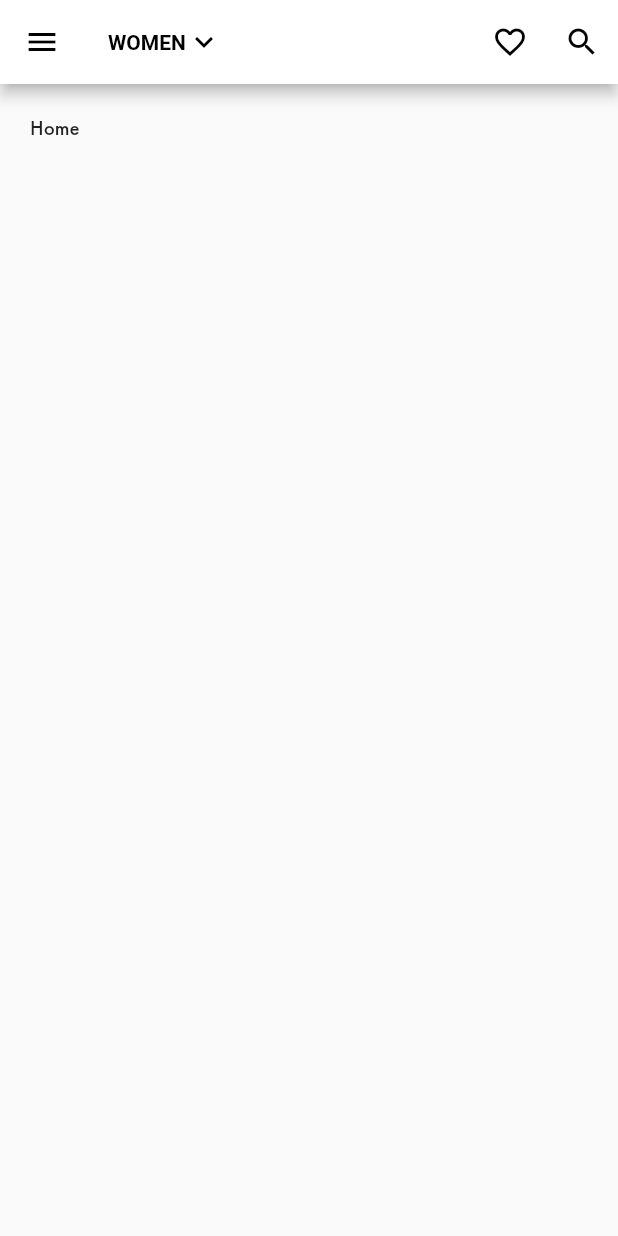
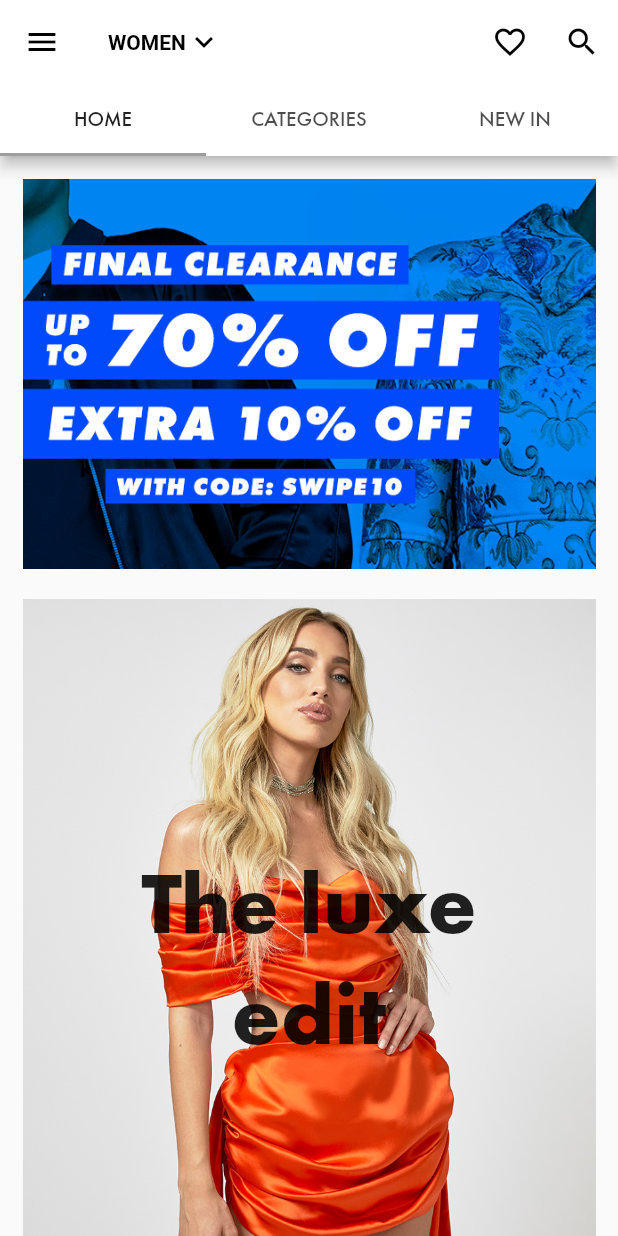
Before and after one commit to GuilhermeVendramini/asos-ui, a Flutter app: the screen it shows after launch, after a tap on "WOMEN", on a phone screen of 412 x 824 dp. Run offline on Flutter 3.47's test engine with Material 2 defaults, Android fonts, the light colour scheme and no system bars; our stand-ins replace video_player.

Commit message:
Home Screen

```diff
--- a/lib/app/screens/home.dart
+++ b/lib/app/screens/home.dart
@@ -1,5 +1,5 @@
-import 'package:asos_ui/app/widgets/components/buildAppBar.dart';
-import 'package:asos_ui/app/widgets/components/drawer/buildDrawer.dart';
+import 'package:asos_ui/app/widgets/components/home/homeLuxeBox.dart';
+import 'package:asos_ui/app/widgets/components/home/homeSaleBanner.dart';
 import 'package:flutter/material.dart';
 
 class HomeScreen extends StatefulWidget {
@@ -10,24 +10,23 @@ class HomeScreen extends StatefulWidget {
 class _HomeScreenState extends State<HomeScreen> {
   @override
   Widget build(BuildContext context) {
-    return WillPopScope(
-      onWillPop: () async {
-        return true;
-      },
-      child: Scaffold(
-        drawer: buildDrawer(context),
-        appBar: buildAppBar(context),
-        body: SingleChildScrollView(
-          child: _main(),
-        ),
-      ),
+    return SingleChildScrollView(
+      child: _main(),
     );
   }
 
   Widget _main() {
     return Container(
-      padding: EdgeInsets.all(20.0),
-      child: Text('Home'),
+      padding: EdgeInsets.all(15.0),
+      child: Column(
+        children: <Widget>[
+          homeSaleBanner(context),
+          SizedBox(
+            height: 20.0,
+          ),
+          homeLuxeBox(context),
+        ],
+      ),
     );
   }
 }
--- a/lib/app/screens/intro.dart
+++ b/lib/app/screens/intro.dart
@@ -1,4 +1,4 @@
-import 'package:asos_ui/app/screens/home.dart';
+import 'package:asos_ui/app/screens/main.dart';
 import 'package:asos_ui/app/screens/settings.dart';
 import 'package:flutter/material.dart';
 import 'package:video_player/video_player.dart';
@@ -17,8 +17,7 @@ class _IntroScreenState extends State<IntroScreen> {
   @override
   void initState() {
     super.initState();
-    _controller = VideoPlayerController.network(
-        'https://video.asos-media.com/products/ASOS/_media_/6b2/6b25d75a-ef03-41ae-86cf-3a7a019d8c96.mp4')
+    _controller = VideoPlayerController.asset('assets/videos/intro.mp4')
       ..play()
       ..setLooping(true)
       ..initialize().then((_) {
@@ -236,7 +235,7 @@ class _IntroScreenState extends State<IntroScreen> {
 
   void _goToHome() {
     Route route = MaterialPageRoute(
-      builder: (context) => HomeScreen(),
+      builder: (context) => MainScreen(),
     );
     Navigator.push(context, route);
   }
--- /dev/null
+++ b/lib/app/screens/main.dart
@@ -0,0 +1,34 @@
+import 'package:asos_ui/app/screens/home.dart';
+import 'package:asos_ui/app/widgets/components/drawer/buildDrawer.dart';
+import 'package:asos_ui/app/widgets/components/utils/buildAppBar.dart';
+import 'package:flutter/material.dart';
+
+class MainScreen extends StatefulWidget {
+  @override
+  _MainScreenState createState() => _MainScreenState();
+}
+
+class _MainScreenState extends State<MainScreen> {
+  @override
+  Widget build(BuildContext context) {
+    return WillPopScope(
+      onWillPop: () async {
+        return true;
+      },
+      child: DefaultTabController(
+        length: 3,
+        child: Scaffold(
+          drawer: buildDrawer(context),
+          appBar: buildAppBar(context),
+          body: TabBarView(
+            children: <Widget>[
+              HomeScreen(),
+              HomeScreen(),
+              HomeScreen(),
+            ],
+          ),
+        ),
+      ),
+    );
+  }
+}
--- a/lib/app/widgets/components/drawer/buildDrawer.dart
+++ b/lib/app/widgets/components/drawer/buildDrawer.dart
@@ -1,5 +1,7 @@
 import 'package:asos_ui/app/widgets/components/drawer/drawerHeader.dart';
 import 'package:asos_ui/app/widgets/components/drawer/drawerMainMenu.dart';
+import 'package:asos_ui/app/widgets/components/drawer/drawerMenuTellUs.dart';
+import 'package:asos_ui/app/widgets/components/drawer/drawerMoreMenu.dart';
 import 'package:flutter/material.dart';
 
 Widget buildDrawer(BuildContext context) {
@@ -9,6 +11,8 @@ Widget buildDrawer(BuildContext context) {
         children: <Widget>[
           drawerHeader(context),
           drawerMainMenu(context),
+          drawerMoreMenu(context),
+          drawerMenuTellUs(context),
         ],
       ),
     ),
--- a/lib/app/widgets/components/drawer/drawerMainMenu.dart
+++ b/lib/app/widgets/components/drawer/drawerMainMenu.dart
@@ -4,7 +4,13 @@ Widget drawerMainMenu(BuildContext context) {
   Color _iconColor = Colors.black;
 
   return Container(
-    padding: EdgeInsets.all(20.0),
+    decoration: BoxDecoration(
+        border: Border(
+            bottom: BorderSide(
+      color: Colors.grey[300],
+      width: 10.0,
+    ))),
+    padding: EdgeInsets.all(10.0),
     alignment: Alignment.topLeft,
     child: Column(
       children: <Widget>[
--- /dev/null
+++ b/lib/app/widgets/components/drawer/drawerMenuTellUs.dart
@@ -0,0 +1,55 @@
+import 'package:flutter/material.dart';
+
+Widget drawerMenuTellUs(BuildContext context) {
+  Color _textColor = Colors.grey;
+
+  return Container(
+    padding: EdgeInsets.all(10.0),
+    alignment: Alignment.topLeft,
+    child: Column(
+      children: <Widget>[
+        ListTile(
+          title: Text(
+            'TELL US WHAT YOU THINK',
+            style: TextStyle(
+              fontWeight: FontWeight.w600,
+              color: _textColor,
+            ),
+          ),
+          subtitle: _itemLine(),
+        ),
+        ListTile(
+          title: Text(
+            'Help Improve the App',
+            style: TextStyle(
+              color: _textColor,
+            ),
+          ),
+          subtitle: _itemLine(),
+        ),
+        ListTile(
+          title: Text(
+            'Rate the app',
+            style: TextStyle(
+              color: _textColor,
+            ),
+          ),
+          subtitle: _itemLine(),
+        ),
+      ],
+    ),
+  );
+}
+
+Widget _itemLine() {
+  Color _lineColor = Colors.grey[300];
+  return Container(
+    decoration: BoxDecoration(
+      border: Border(
+        bottom: BorderSide(
+          color: _lineColor,
+        ),
+      ),
+    ),
+  );
+}
--- /dev/null
+++ b/lib/app/widgets/components/drawer/drawerMoreMenu.dart
@@ -0,0 +1,61 @@
+import 'package:flutter/material.dart';
+
+Widget drawerMoreMenu(BuildContext context) {
+  Color _textColor = Colors.grey;
+
+  return Container(
+    decoration: BoxDecoration(
+        border: Border(
+            bottom: BorderSide(
+      color: Colors.grey[300],
+      width: 10.0,
+    ))),
+    padding: EdgeInsets.all(10.0),
+    alignment: Alignment.topLeft,
+    child: Column(
+      children: <Widget>[
+        ListTile(
+          title: Text(
+            'MORE ASOS',
+            style: TextStyle(
+              fontWeight: FontWeight.w600,
+              color: _textColor,
+            ),
+          ),
+          subtitle: _itemLine(),
+        ),
+        ListTile(
+          title: Text(
+            'Gift Vouchers',
+            style: TextStyle(
+              color: _textColor,
+            ),
+          ),
+          subtitle: _itemLine(),
+        ),
+        ListTile(
+          title: Text(
+            'Marketplace',
+            style: TextStyle(
+              color: _textColor,
+            ),
+          ),
+          subtitle: _itemLine(),
+        ),
+      ],
+    ),
+  );
+}
+
+Widget _itemLine() {
+  Color _lineColor = Colors.grey[300];
+  return Container(
+    decoration: BoxDecoration(
+      border: Border(
+        bottom: BorderSide(
+          color: _lineColor,
+        ),
+      ),
+    ),
+  );
+}
--- /dev/null
+++ b/lib/app/widgets/components/home/homeLuxeBox.dart
@@ -0,0 +1,23 @@
+import 'package:flutter/material.dart';
+
+Widget homeLuxeBox(BuildContext context) {
+  return Container(
+    height: 480.0,
+    alignment: Alignment.center,
+    child: Text(
+      'The luxe \nedit',
+      style: TextStyle(
+        fontSize: 58.0,
+        fontWeight: FontWeight.w600,
+      ),
+      textAlign: TextAlign.center,
+    ),
+    decoration: BoxDecoration(
+      image: DecorationImage(
+        image: AssetImage('assets/images/luxe.jpg'),
+        alignment: Alignment.topCenter,
+        fit: BoxFit.cover,
+      ),
+    ),
+  );
+}
--- /dev/null
+++ b/lib/app/widgets/components/home/homeSaleBanner.dart
@@ -0,0 +1,13 @@
+import 'package:flutter/material.dart';
+
+Widget homeSaleBanner(BuildContext context) {
+  return Container(
+    height: 260.0,
+    decoration: BoxDecoration(
+      image: DecorationImage(
+        image: AssetImage('assets/images/sale.png'),
+        fit: BoxFit.cover,
+      ),
+    ),
+  );
+}
--- a/lib/app/widgets/components/buildAppBar.dart
+++ b/lib/app/widgets/components/utils/buildAppBar.dart
@@ -1,9 +1,22 @@
-import 'package:asos_ui/app/widgets/components/chooseSex.dart';
+import 'package:asos_ui/app/widgets/components/utils/chooseSex.dart';
 import 'package:flutter/material.dart';
 
 Widget buildAppBar(BuildContext context) {
   return AppBar(
     title: ChooseSex(),
+    bottom: TabBar(
+      tabs: <Widget>[
+        Tab(
+          text: 'HOME',
+        ),
+        Tab(
+          text: 'CATEGORIES',
+        ),
+        Tab(
+          text: 'NEW IN',
+        ),
+      ],
+    ),
     actions: <Widget>[
       IconButton(
         icon: Icon(Icons.favorite_border),
--- a/pubspec.yaml
+++ b/pubspec.yaml
@@ -44,6 +44,9 @@ flutter:
   assets:
     - assets/images/br.png
     - assets/images/blur.jpg
+    - assets/images/sale.png
+    - assets/images/luxe.jpg
+    - assets/videos/intro.mp4
 
   # To add assets to your application, add an assets section, like this:
   # assets:
@@ -79,5 +82,7 @@ flutter:
     - family: FuturaPT
       fonts:
         - asset: assets/fonts/FuturaPTMedium.otf
+        - asset: assets/fonts/FuturaPTLight.otf
+          weight: 100
         - asset: assets/fonts/FuturaPTBold.otf
           weight: 700
```
Also changed, not shown: assets/fonts/FuturaPTLight.otf (added), assets/images/luxe.jpg (added), assets/images/sale.png (added), lib/app/widgets/components/utils/chooseSex.dart (renamed from lib/app/widgets/components/chooseSex.dart), 1 other file.
